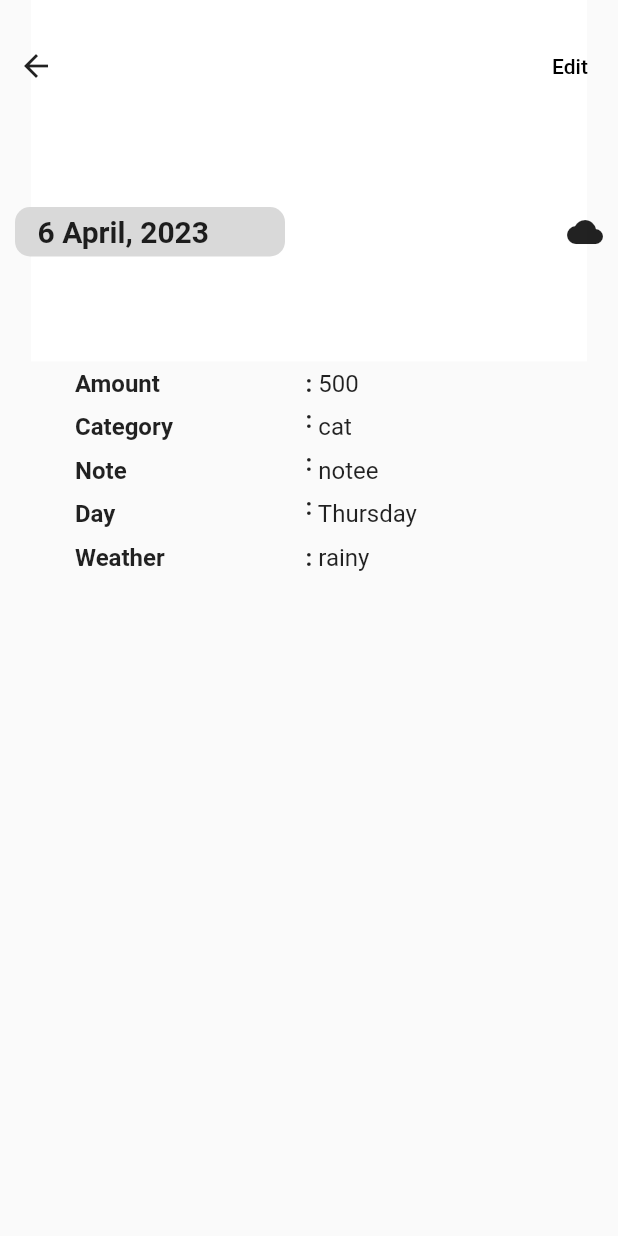
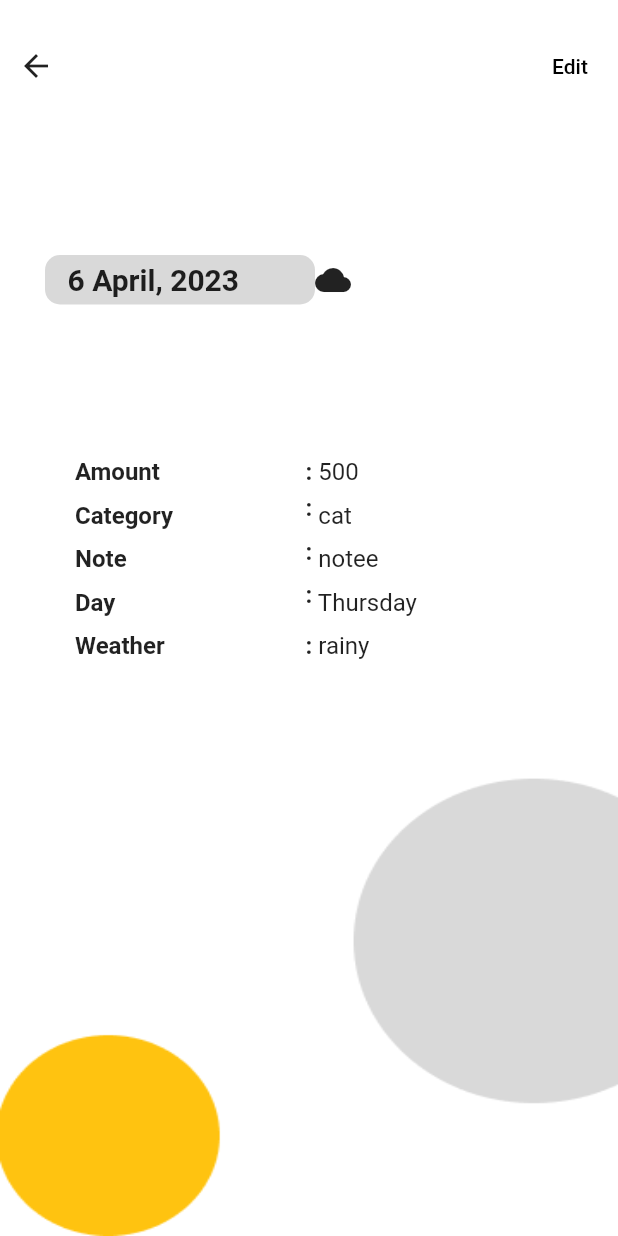
Before and after one commit to Trex1102/nothing, a Flutter app: the ExpenseDetailsPage screen opened directly, on a phone screen of 412 x 824 dp. Run offline on Flutter 3.47's test engine with Material 2 defaults, Android fonts, the phone set to English and light mode, and no system bars; our stand-ins replace bloc, connectivity_plus, dartz, equatable, flutter_bloc, font_awesome_flutter and 2 more; missing offline and left inert: test; accounts and stored records are empty.

Commit message:
changes in view_expense ui

```diff
--- a/lib/features/expense_management/presentation/get_expense_by_id_presentor/pages/view_expense_screen.dart
+++ b/lib/features/expense_management/presentation/get_expense_by_id_presentor/pages/view_expense_screen.dart
@@ -6,21 +6,38 @@ class ExpenseDetailsPage extends StatelessWidget {
   @override
   Widget build(BuildContext context) {
     return Scaffold(
-      body: Container(
+      body: Stack(
+        clipBehavior: Clip.none,
+        children: <Widget>[
+          Container(
             decoration: const BoxDecoration(
               //color: Colors.blue,
               image: DecorationImage(
                 image: AssetImage("assets/images/view_expense.png"),
-            fit: BoxFit.fitHeight,
+                fit: BoxFit.fill,
               ),
             ),
-        child: Column(
-          children: [
-            UpperNavbar(),
-            ShowDate(),
-            Expanded(child: ExpenseDetails()),
+          ),
+          // Column(
+          //   children: [
+          //     UpperNavbar(),
+          //     ShowDate(),
+          //     ExpenseDetails(),
+          //   ],
+          // ),
+
+          Positioned(
+            child: UpperNavbar(),
+          ),
+          Positioned(
+            top: 100,
+            left: 20,
+            child: ShowDate(),
+          ),
+          const Positioned(
+            child: ExpenseDetails(),
+          ),
         ],
-        ),
       ),
     );
   }
--- a/lib/features/expense_management/presentation/get_expense_by_id_presentor/widgets/expense_details.dart
+++ b/lib/features/expense_management/presentation/get_expense_by_id_presentor/widgets/expense_details.dart
@@ -12,7 +12,7 @@ class ShowDate extends StatelessWidget {
         children: [
           Container(
             width: 180,
-            padding: EdgeInsets.symmetric(horizontal: 15, vertical: 5),
+            padding: const EdgeInsets.symmetric(horizontal: 15, vertical: 5),
             decoration: BoxDecoration(
               borderRadius: BorderRadius.circular(10),
               color: const Color.fromRGBO(217, 217, 217, 1),
@@ -39,9 +39,9 @@ class ExpenseDetails extends StatelessWidget {
   @override
   Widget build(BuildContext context) {
     // TODO: implement build
-    return Scaffold(
-      body: Container(
+    return Container(
       alignment: Alignment.center,
+      padding: EdgeInsets.symmetric(vertical: 300),
       child: Column(
         mainAxisAlignment: MainAxisAlignment.center,
         crossAxisAlignment: CrossAxisAlignment.center,
@@ -49,7 +49,7 @@ class ExpenseDetails extends StatelessWidget {
           Expanded(
             child: Container(
               width: MediaQuery.of(context).size.width,
-                padding: EdgeInsets.symmetric(horizontal: 50),
+              padding: const EdgeInsets.symmetric(horizontal: 50),
               child: Table(
                 columnWidths: const {
                   0: FlexColumnWidth(),
@@ -60,8 +60,8 @@ class ExpenseDetails extends StatelessWidget {
                   TableRow(
                     children: [
                       TableCell(
-                          child: Padding(
-                            padding: EdgeInsets.symmetric(vertical: 5.0),
+                        child: Container(
+                          padding: const EdgeInsets.symmetric(vertical: 5.0),
                           child: Text(
                             "Amount",
                             style: LabelTextStyle.defaultTextStyle,
@@ -69,8 +69,8 @@ class ExpenseDetails extends StatelessWidget {
                         ),
                       ),
                       TableCell(
-                          child: Padding(
-                            padding: EdgeInsets.symmetric(vertical: 5.0),
+                        child: Container(
+                          padding: const EdgeInsets.symmetric(vertical: 5.0),
                           child: Text(
                             ":",
                             style: LabelTextStyle.defaultTextStyle,
@@ -78,8 +78,8 @@ class ExpenseDetails extends StatelessWidget {
                         ),
                       ),
                       TableCell(
-                          child: Padding(
-                            padding: EdgeInsets.symmetric(vertical: 5.0),
+                        child: Container(
+                          padding: const EdgeInsets.symmetric(vertical: 5.0),
                           child: Text(
                             " 500",
                             style: CustomTextStyle.defaultTextStyle,
@@ -91,8 +91,8 @@ class ExpenseDetails extends StatelessWidget {
                   TableRow(
                     children: [
                       TableCell(
-                          child: Padding(
-                            padding: EdgeInsets.symmetric(vertical: 5.0),
+                        child: Container(
+                          padding: const EdgeInsets.symmetric(vertical: 5.0),
                           child: Text(
                             "Category",
                             style: LabelTextStyle.defaultTextStyle,
@@ -106,8 +106,8 @@ class ExpenseDetails extends StatelessWidget {
                         ),
                       ),
                       TableCell(
-                          child: Padding(
-                            padding: EdgeInsets.symmetric(vertical: 5.0),
+                        child: Container(
+                          padding: const EdgeInsets.symmetric(vertical: 5.0),
                           child: Text(
                             " cat",
                             style: CustomTextStyle.defaultTextStyle,
@@ -119,8 +119,8 @@ class ExpenseDetails extends StatelessWidget {
                   TableRow(
                     children: [
                       TableCell(
-                          child: Padding(
-                            padding: EdgeInsets.symmetric(vertical: 5.0),
+                        child: Container(
+                          padding: const EdgeInsets.symmetric(vertical: 5.0),
                           child: Text(
                             "Note",
                             style: LabelTextStyle.defaultTextStyle,
@@ -134,8 +134,8 @@ class ExpenseDetails extends StatelessWidget {
                         ),
                       ),
                       TableCell(
-                          child: Padding(
-                            padding: EdgeInsets.symmetric(vertical: 5.0),
+                        child: Container(
+                          padding: const EdgeInsets.symmetric(vertical: 5.0),
                           child: Text(
                             " notee",
                             style: CustomTextStyle.defaultTextStyle,
@@ -147,8 +147,8 @@ class ExpenseDetails extends StatelessWidget {
                   TableRow(
                     children: [
                       TableCell(
-                          child: Padding(
-                            padding: EdgeInsets.symmetric(vertical: 5.0),
+                        child: Container(
+                          padding: const EdgeInsets.symmetric(vertical: 5.0),
                           child: Text(
                             "Day",
                             style: LabelTextStyle.defaultTextStyle,
@@ -162,8 +162,8 @@ class ExpenseDetails extends StatelessWidget {
                         ),
                       ),
                       TableCell(
-                          child: Padding(
-                            padding: EdgeInsets.symmetric(vertical: 5.0),
+                        child: Container(
+                          padding: const EdgeInsets.symmetric(vertical: 5.0),
                           child: Text(
                             " Thursday",
                             style: CustomTextStyle.defaultTextStyle,
@@ -174,8 +174,8 @@ class ExpenseDetails extends StatelessWidget {
                   ),
                   TableRow(children: [
                     TableCell(
-                        child: Padding(
-                          padding: EdgeInsets.symmetric(vertical: 5.0),
+                      child: Container(
+                        padding: const EdgeInsets.symmetric(vertical: 5.0),
                         child: Text(
                           "Weather",
                           style: LabelTextStyle.defaultTextStyle,
@@ -183,8 +183,8 @@ class ExpenseDetails extends StatelessWidget {
                       ),
                     ),
                     TableCell(
-                        child: Padding(
-                          padding: EdgeInsets.symmetric(vertical: 5.0),
+                      child: Container(
+                        padding: const EdgeInsets.symmetric(vertical: 5.0),
                         child: Text(
                           ":",
                           style: LabelTextStyle.defaultTextStyle,
@@ -192,8 +192,8 @@ class ExpenseDetails extends StatelessWidget {
                       ),
                     ),
                     TableCell(
-                        child: Padding(
-                          padding: EdgeInsets.symmetric(vertical: 5.0),
+                      child: Container(
+                        padding: const EdgeInsets.symmetric(vertical: 5.0),
                         child: Text(
                           " rainy",
                           style: CustomTextStyle.defaultTextStyle,
@@ -207,7 +207,6 @@ class ExpenseDetails extends StatelessWidget {
           ),
         ],
       ),
-      ),
     );
   }
 }
--- a/lib/features/expense_management/presentation/get_expenses_by_user_presenter/widgets/homepage_upper_navbar.dart
+++ b/lib/features/expense_management/presentation/get_expenses_by_user_presenter/widgets/homepage_upper_navbar.dart
@@ -20,8 +20,6 @@ class HomepageUpperNavbar extends StatelessWidget {
         ),
       ),
     );
-
-    throw UnimplementedError();
   }
 }
 
--- a/lib/features/user_management/data/datasources/user_datasource_impl.dart
+++ b/lib/features/user_management/data/datasources/user_datasource_impl.dart
@@ -32,7 +32,7 @@ class UserDataSourceImpl implements UserDataSource {
   Future<List<UserModel>> getAllUsers() async {
     try {
       return await localStorage.getAllUsers();
-    } catch(e) {
+    } catch (e) {
       print('Failed to find user: $e');
       throw DataSourceException();
     }
@@ -48,7 +48,7 @@ class UserDataSourceImpl implements UserDataSource {
     }
   }
 
-    @override
+  @override
   Future<UserModel> getUserByEmail(String email) async {
     try {
       return await localStorage.getUserByEmail(email);
@@ -57,5 +57,4 @@ class UserDataSourceImpl implements UserDataSource {
       throw DataSourceException();
     }
   }
-
 }
--- a/lib/features/user_management/presentation/register_presenter/widgets/register_form.dart
+++ b/lib/features/user_management/presentation/register_presenter/widgets/register_form.dart
@@ -412,7 +412,7 @@ class _RegisterFormState extends s.State<RegisterForm> {
                         return null;
                       },
                     ),
-                    SizedBox(height: 16),
+                    const SizedBox(height: 16),
                     ElevatedButton(
                       onPressed: () {
                         if (_formKey.currentState!.validate()) {
--- a/lib/main.dart
+++ b/lib/main.dart
@@ -79,9 +79,9 @@ class MyApp extends StatelessWidget {
           // child:
 
           //ExpenseDetails(),
-          //ExpenseDetailsPage(),
+          ExpenseDetailsPage(),
 
-          RegisterForm(userRepository: userRepository),
+      // RegisterForm(userRepository: userRepository),
 
       //),
       // initialRoute: '/register',
```
Also changed, not shown: lib/features/expense_management/data/models/expense_model.dart (+3 -4 lines). Lines whose indentation alone changed are shown as unchanged.
